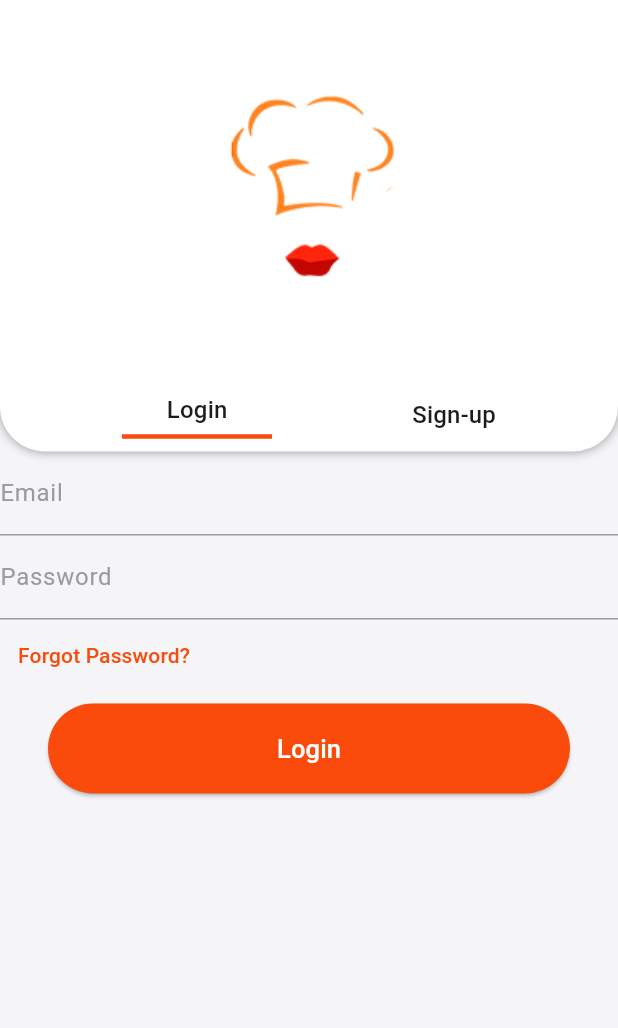
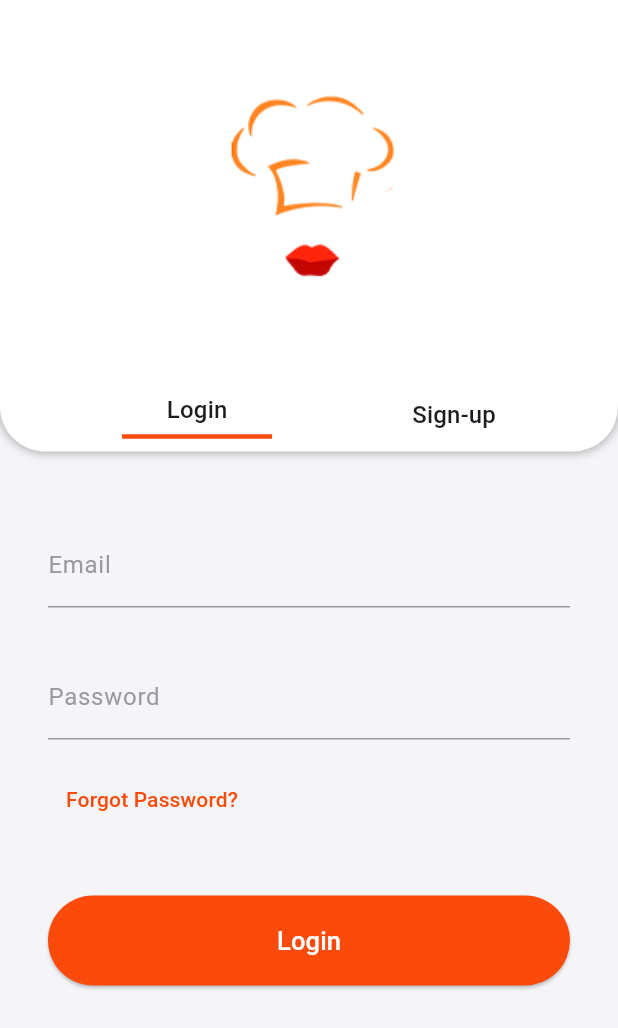
Before and after one commit to ozcanbayram/demo-apps, a Flutter app: the screen it shows after launch, after a tap on "Login View", on a phone screen of 412 x 824 dp. Shown: the top 1028 px of the screen. Run offline on Flutter 3.47's test engine with Material 3 defaults, Android fonts, the phone set to English and light mode, and no system bars.

Commit message:
Created custom textField for login

```diff
--- a/lib/product/custom/custom_large_button.dart
+++ b/lib/product/custom/widgets/custom_large_button.dart
@@ -1,5 +1,5 @@
 import 'package:delivery_app/core/const/core_sizes.dart';
-import 'package:delivery_app/product/custom/custom_padding.dart';
+import 'package:delivery_app/product/custom/widgets/custom_padding.dart';
 import 'package:flutter/material.dart';
 
 class CustomLargeButton extends StatelessWidget {
--- /dev/null
+++ b/lib/product/custom/widgets/custom_text_files.dart
@@ -0,0 +1,27 @@
+import 'package:delivery_app/product/custom/widgets/custom_padding.dart';
+import 'package:flutter/material.dart';
+
+class CustomTextField extends StatelessWidget {
+  const CustomTextField({
+    super.key,
+    required TextEditingController emailController,
+    required this.labelText,
+    required this.obText,
+  }) : _emailController = emailController;
+
+  final TextEditingController _emailController;
+  final String labelText;
+  final bool obText;
+
+  @override
+  Widget build(BuildContext context) {
+    return Padding(
+      padding: CustomPadding.verticalMedium(),
+      child: TextField(
+        controller: _emailController,
+        decoration: InputDecoration(labelText: labelText),
+        obscureText: obText,
+      ),
+    );
+  }
+}
--- a/lib/view/login_view.dart
+++ b/lib/view/login_view.dart
@@ -1,7 +1,8 @@
 import 'package:delivery_app/core/const/project_colors.dart';
 import 'package:delivery_app/core/enums/image_enum.dart';
-import 'package:delivery_app/product/custom/custom_large_button.dart';
-import 'package:delivery_app/product/custom/custom_padding.dart';
+import 'package:delivery_app/product/custom/widgets/custom_large_button.dart';
+import 'package:delivery_app/product/custom/widgets/custom_padding.dart';
+import 'package:delivery_app/product/custom/widgets/custom_text_files.dart';
 import 'package:flutter/material.dart';
 
 class LoginView extends StatefulWidget {
@@ -86,19 +87,20 @@ class _LoginViewState extends State<LoginView> {
                 ],
               ),
             ),
-            Column(
+            Padding(
+              padding: const CustomPadding.customOnlyLarge(),
+              child: Column(
                 crossAxisAlignment: CrossAxisAlignment.start,
-              mainAxisSize: MainAxisSize.max,
-              mainAxisAlignment: MainAxisAlignment.spaceBetween,
                 children: [
-                TextField(
-                  controller: _emailController,
-                  decoration: InputDecoration(labelText: 'Email'),
+                  CustomTextField(
+                    emailController: _emailController,
+                    labelText: 'Email',
+                    obText: false,
                   ),
-                TextField(
-                  controller: _passwordController,
-                  obscureText: true,
-                  decoration: InputDecoration(labelText: 'Password'),
+                  CustomTextField(
+                    emailController: _passwordController,
+                    labelText: 'Password',
+                    obText: true,
                   ),
                   TextButton(
                     onPressed: () {},
@@ -107,9 +109,10 @@ class _LoginViewState extends State<LoginView> {
                       style: TextStyle(color: ProjectColors.primary),
                     ),
                   ),
-                CustomLargeButton(onPressed: () {}, title: 'Login'),
                 ],
               ),
+            ),
+            CustomLargeButton(onPressed: () {}, title: 'Login'),
           ],
         ),
       ),
--- a/lib/view/onboard_view.dart
+++ b/lib/view/onboard_view.dart
@@ -1,8 +1,8 @@
 import 'package:delivery_app/core/const/project_colors.dart';
 import 'package:delivery_app/core/const/project_texts.dart';
 import 'package:delivery_app/core/enums/image_enum.dart';
-import 'package:delivery_app/product/custom/custom_large_button.dart';
-import 'package:delivery_app/product/custom/custom_padding.dart';
+import 'package:delivery_app/product/custom/widgets/custom_large_button.dart';
+import 'package:delivery_app/product/custom/widgets/custom_padding.dart';
 import 'package:flutter/material.dart';
 
 class OnboardView extends StatelessWidget {
--- a/lib/view/theme_example.dart
+++ b/lib/view/theme_example.dart
@@ -1,6 +1,6 @@
 import 'package:delivery_app/core/const/project_colors.dart';
 import 'package:delivery_app/core/const/project_texts.dart';
-import 'package:delivery_app/product/custom/custom_large_button.dart';
+import 'package:delivery_app/product/custom/widgets/custom_large_button.dart';
 import 'package:delivery_app/view/login_view.dart';
 import 'package:delivery_app/view/onboard_view.dart';
 import 'package:flutter/material.dart';
```
Also changed, not shown: lib/product/widgets/custom_container.dart (deleted, +0 -43 lines), lib/product/custom/widgets/custom_padding.dart (renamed from lib/product/custom/custom_padding.dart). Lines whose indentation alone changed are shown as unchanged.
